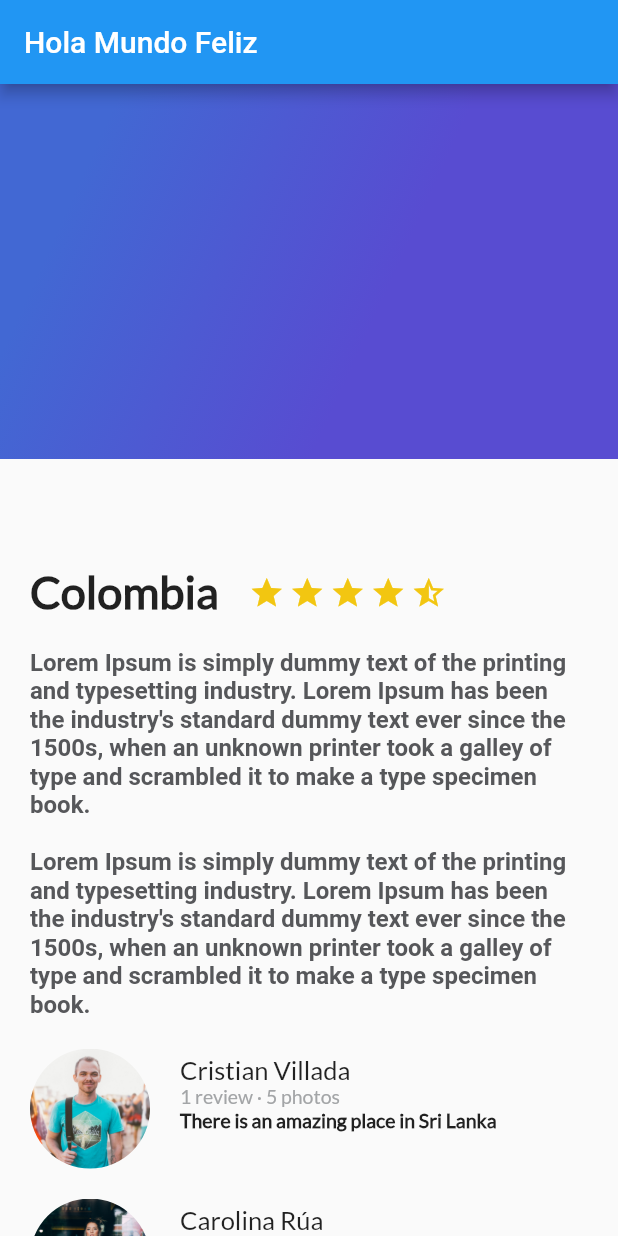
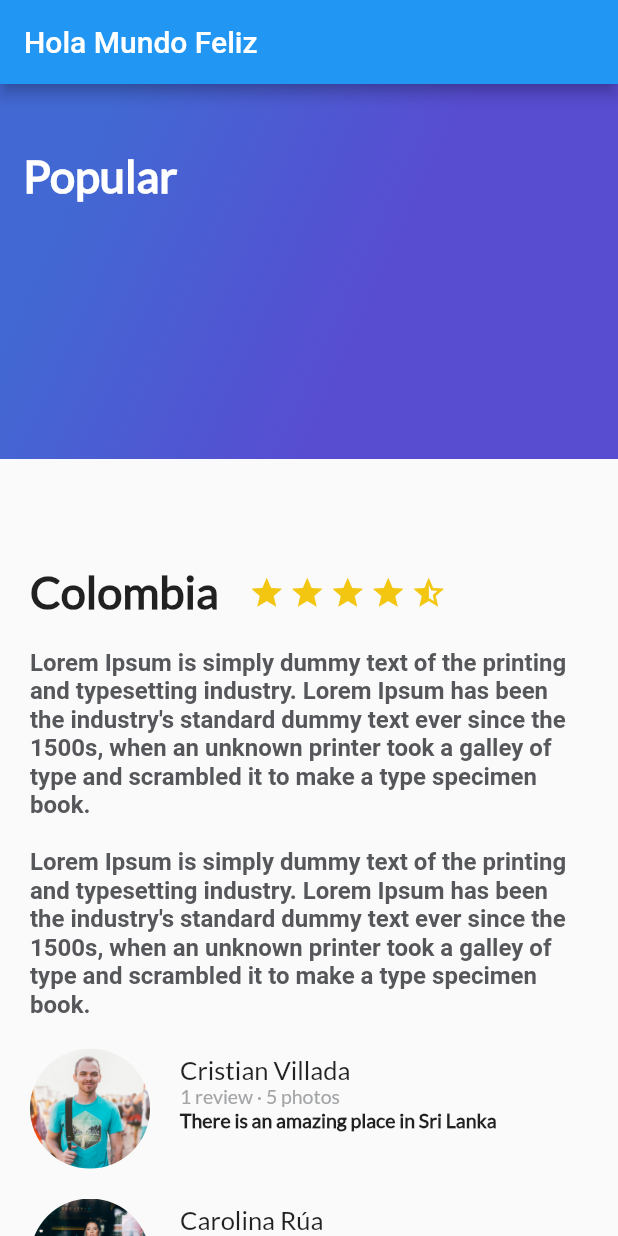
Before and after one commit to cristianmilo07/flutter_aprendizaje_uno, a Flutter app: the screen it shows after launch, on a phone screen of 412 x 824 dp. Run offline on Flutter 3.47's test engine with Material 2 defaults, Android fonts, the phone set to English and light mode, and no system bars.

Commit message:
Continuación de la segunda parte

```diff
--- a/lib/gradient_back.dart
+++ b/lib/gradient_back.dart
@@ -1,6 +1,12 @@
 import 'package:flutter/material.dart';
 
 class GradientBack extends StatelessWidget {
+
+
+  String title = "Popular";
+
+  GradientBack(this.title);
+
   @override
   Widget build(BuildContext context) {
     // TODO: implement build
@@ -18,6 +24,20 @@ class GradientBack extends StatelessWidget {
               tileMode: TileMode.clamp
           )
       ),
+
+
+      child: Text(
+        title,
+        style: TextStyle(
+            color: Colors.white,
+            fontSize: 30.0,
+            fontFamily: "Lato",
+            fontWeight: FontWeight.bold
+        ),
+      ),
+
+      alignment: Alignment(-0.9, -0.6),
+
     );
   }
 
--- a/lib/main.dart
+++ b/lib/main.dart
@@ -44,7 +44,7 @@ class MyApp extends StatelessWidget {
                   ReviewList()
                 ],
               ),
-              GradientBack()
+              GradientBack('Popular')
             ],
           )
         )//MyHomePage(title: 'Flutter Demo Home Page'),
--- a/lib/review_list.dart
+++ b/lib/review_list.dart
@@ -9,7 +9,7 @@ class ReviewList extends StatelessWidget {
       crossAxisAlignment: CrossAxisAlignment.start,
       children: <Widget>[
         Review("assets/img/people.jpg", "Cristian Villada", "1 review · 5 photos", "There is an amazing place in Sri Lanka"),
-        Review("assets/img/girl.jpg", "Carolina Rúa", "2 review · 5 photos", "Hijo que le debes un percimo a cristian villada"),
+        Review("assets/img/girl.jpg", "Carolina Rúa", "2 review · 5 photos", "There is an amazing place in Sri Lanka"),
         Review("assets/img/ann.jpg", "Gissele Thomas", "2 review · 2 photos", "There is an amazing place in Sri Lanka"),
 
       ],
```
Also changed, not shown: lib/card_image.dart (added, +43 -0 lines), lib/card_image_list.dart (added, +26 -0 lines), lib/header_appbar.dart (added, +17 -0 lines), pubspec.yaml (+9 -3 lines), assets/img/beach.jpeg (added), assets/img/beach_palm.jpeg (added), assets/img/mountain.jpeg (added), assets/img/mountain_stars.jpeg (added), assets/img/river.jpeg (added), assets/img/sunset.jpeg (added).
